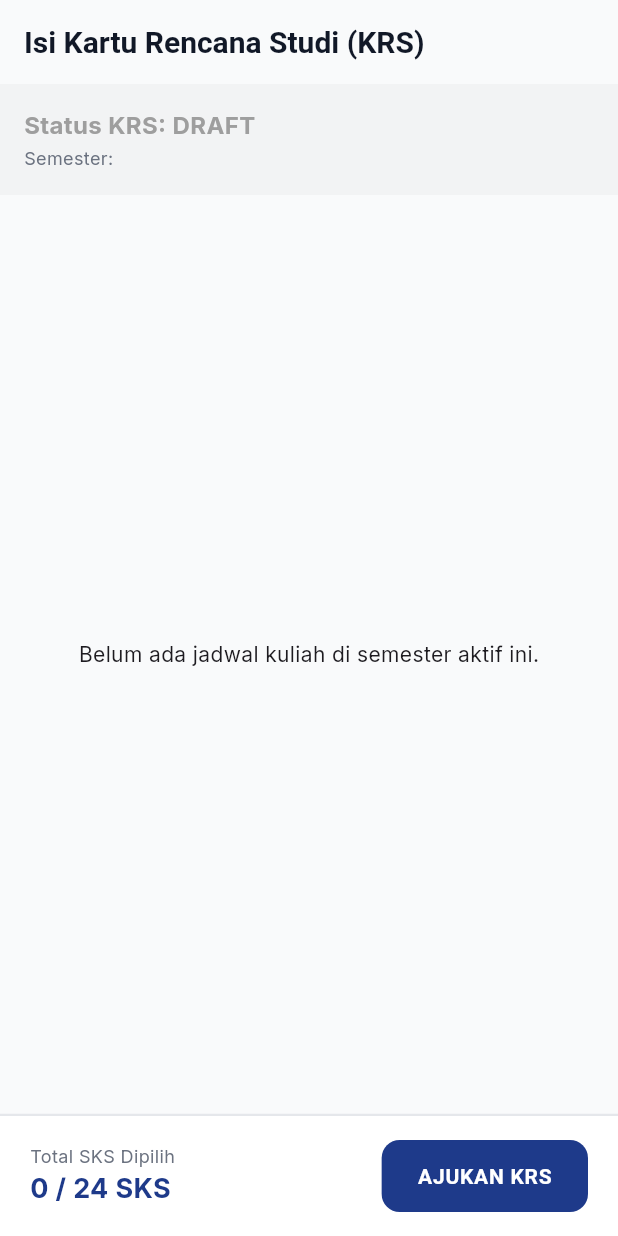
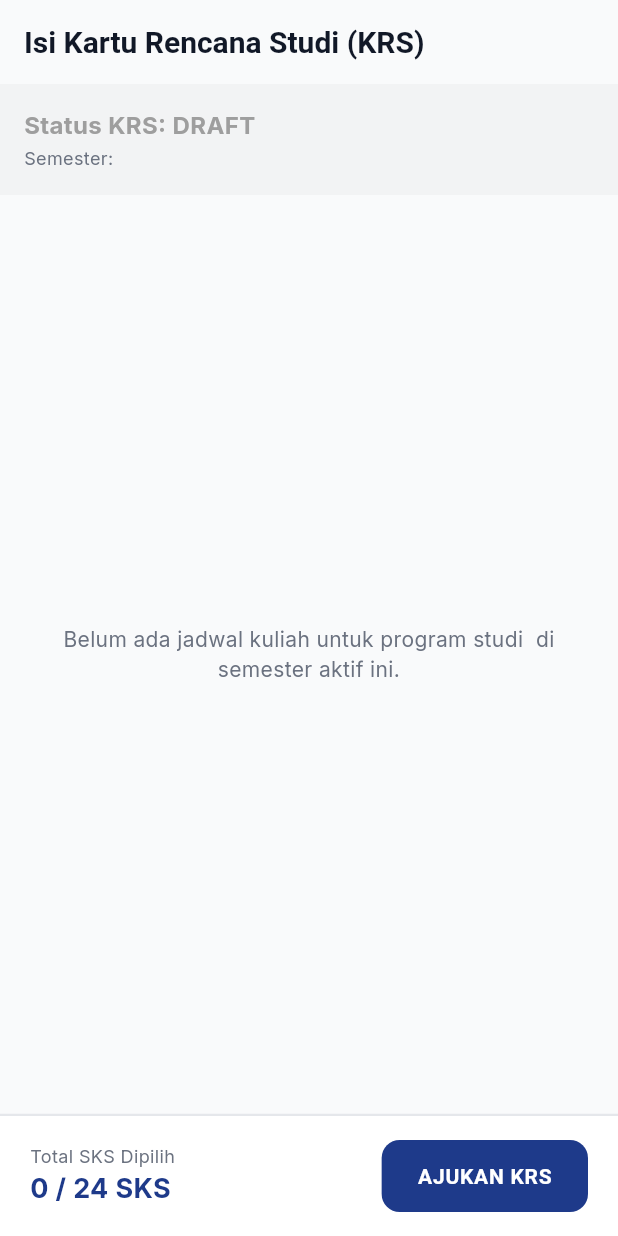
Before and after one commit to FdliHabibiLubis/siakad-flutter, a Flutter app: the KrsPage screen opened directly with empty values, on a phone screen of 412 x 824 dp. Run offline on Flutter 3.47's test engine with Material 3 defaults, Android fonts, the phone set to English and light mode, and no system bars; our stand-ins replace file_picker, google_fonts, pdf, printing, supabase_flutter; accounts and stored records are empty.

Commit message:
filter krs

```diff
--- a/lib/pages/mahasiswa/krs_page.dart
+++ b/lib/pages/mahasiswa/krs_page.dart
@@ -41,7 +41,20 @@ class _KrsPageState extends State<KrsPage> {
           .select('*, kelas(*, mata_kuliah(*), dosen(users(nama))), semester(*)')
           .eq('semester_id', semId);
 
-      _availableJadwal = List<Map<String, dynamic>>.from(schedules);
+      final studentProdiId = widget.studentDetails['program_studi_id'] ??
+                             widget.studentDetails['program_studi']?['id'];
+      final allSchedules = List<Map<String, dynamic>>.from(schedules);
+
+      _availableJadwal = allSchedules.where((j) {
+        final mk = j['kelas']?['mata_kuliah'];
+        if (mk == null) return false;
+        final mkProdiId = mk['program_studi_id'] ?? mk['program_studi']?['id'];
+
+        // If the course has no program studi, it is a general course (visible to all).
+        // Otherwise, it must match the student's program studi exactly.
+        if (mkProdiId == null) return true;
+        return mkProdiId == studentProdiId;
+      }).toList();
 
       // 2. Fetch existing KRS for student in this active semester
       final List<dynamic> existing = await client
@@ -236,7 +249,18 @@ class _KrsPageState extends State<KrsPage> {
                 // Available class list
                 Expanded(
                   child: _availableJadwal.isEmpty
-                      ? const Center(child: Text("Belum ada jadwal kuliah di semester aktif ini."))
+                      ? Center(
+                          child: Padding(
+                            padding: const EdgeInsets.all(24.0),
+                            child: Text(
+                              widget.studentDetails['program_studi'] != null
+                                  ? "Belum ada jadwal kuliah untuk program studi ${widget.studentDetails['program_studi']['nama']} di semester aktif ini."
+                                  : "Belum ada jadwal kuliah di semester aktif ini.",
+                              textAlign: TextAlign.center,
+                              style: const TextStyle(color: AppTheme.textLight),
+                            ),
+                          ),
+                        )
                       : ListView.builder(
                           padding: const EdgeInsets.all(16),
                           itemCount: _availableJadwal.length,
```
